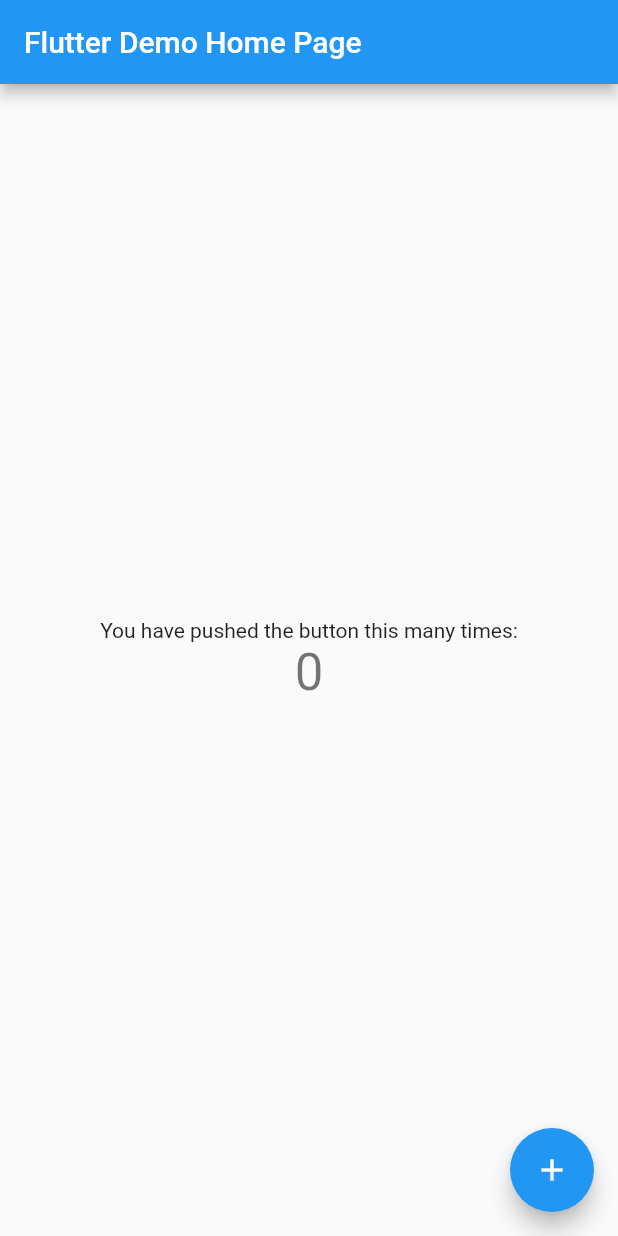
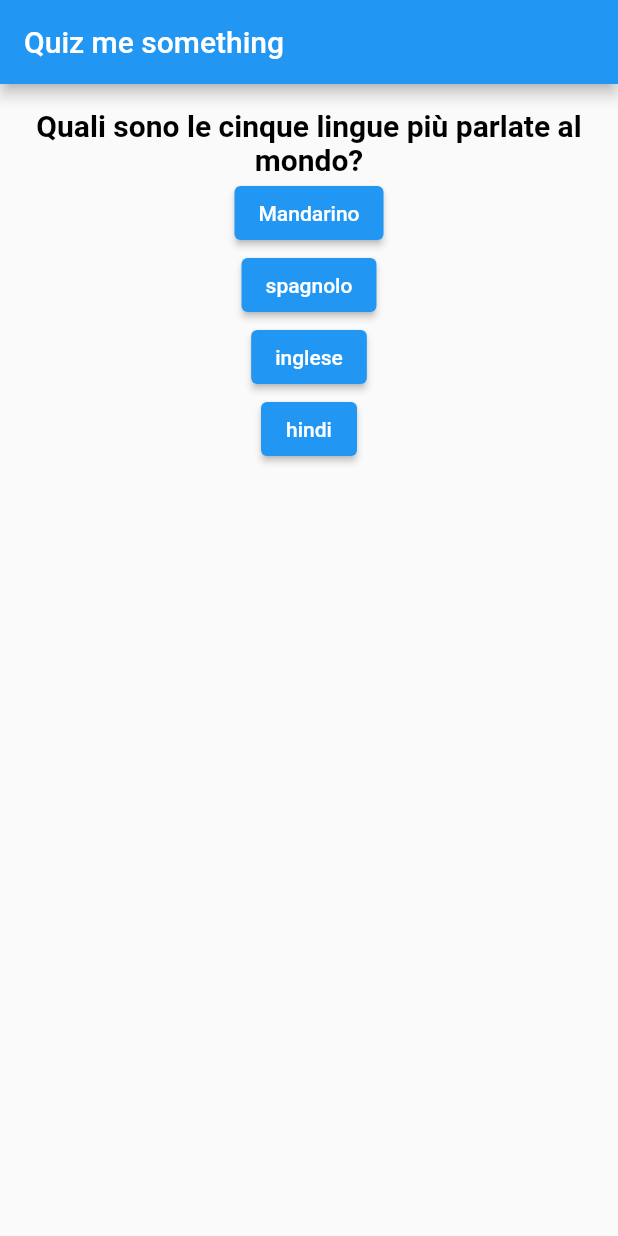
Before and after one commit to francemazzi/quiz, a Flutter app: the screen it shows after launch, on a phone screen of 412 x 824 dp. Run offline on Flutter 3.47's test engine with Material 2 defaults, Android fonts, the phone set to English and light mode, and no system bars.

Commit message:
feat: init quiz

```diff
--- a/lib/main.dart
+++ b/lib/main.dart
@@ -1,4 +1,5 @@
 import 'package:flutter/material.dart';
+import 'package:quiz/question_list.dart';
 
 void main() {
   runApp(const MyApp());
@@ -11,7 +12,7 @@ class MyApp extends StatelessWidget {
   @override
   Widget build(BuildContext context) {
     return MaterialApp(
-      title: 'Flutter Demo',
+      title: 'Squizzami',
       theme: ThemeData(
         // This is the theme of your application.
         //
@@ -24,22 +25,13 @@ class MyApp extends StatelessWidget {
         // is not restarted.
         primarySwatch: Colors.blue,
       ),
-      home: const MyHomePage(title: 'Flutter Demo Home Page'),
+      home: const MyHomePage(title: 'Quiz me something'),
     );
   }
 }
 
 class MyHomePage extends StatefulWidget {
   const MyHomePage({super.key, required this.title});
-
-  // This widget is the home page of your application. It is stateful, meaning
-  // that it has a State object (defined below) that contains fields that affect
-  // how it looks.
-
-  // This class is the configuration for the state. It holds the values (in this
-  // case the title) provided by the parent (in this case the App widget) and
-  // used by the build method of the State. Fields in a Widget subclass are
-  // always marked "final".
 
   final String title;
 
@@ -52,64 +44,81 @@ class _MyHomePageState extends State<MyHomePage> {
 
   void _incrementCounter() {
     setState(() {
-      // This call to setState tells the Flutter framework that something has
-      // changed in this State, which causes it to rerun the build method below
-      // so that the display can reflect the updated values. If we changed
-      // _counter without calling setState(), then the build method would not be
-      // called again, and so nothing would appear to happen.
       _counter++;
+    });
+  }
+
+  var isAnswerGivenCorrect = null;
+
+  void clickButton(int index) {
+    print(questions[0].answerIndex == index ? "SI" : "NO");
+    setState(() {
+      isAnswerGivenCorrect = questions[0].answerIndex == index;
+    });
+  }
+
+  void quizReset() {
+    setState(() {
+      isAnswerGivenCorrect = null;
     });
   }
 
   @override
   Widget build(BuildContext context) {
-    // This method is rerun every time setState is called, for instance as done
-    // by the _incrementCounter method above.
-    //
-    // The Flutter framework has been optimized to make rerunning build methods
-    // fast, so that you can just rebuild anything that needs updating rather
-    // than having to individually change instances of widgets.
     return Scaffold(
       appBar: AppBar(
-        // Here we take the value from the MyHomePage object that was created by
-        // the App.build method, and use it to set our appbar title.
         title: Text(widget.title),
       ),
-      body: Center(
-        // Center is a layout widget. It takes a single child and positions it
-        // in the middle of the parent.
-        child: Column(
-          // Column is also a layout widget. It takes a list of children and
-          // arranges them vertically. By default, it sizes itself to fit its
-          // children horizontally, and tries to be as tall as its parent.
-          //
-          // Invoke "debug painting" (press "p" in the console, choose the
-          // "Toggle Debug Paint" action from the Flutter Inspector in Android
-          // Studio, or the "Toggle Debug Paint" command in Visual Studio Code)
-          // to see the wireframe for each widget.
-          //
-          // Column has various properties to control how it sizes itself and
-          // how it positions its children. Here we use mainAxisAlignment to
-          // center the children vertically; the main axis here is the vertical
-          // axis because Columns are vertical (the cross axis would be
-          // horizontal).
-          mainAxisAlignment: MainAxisAlignment.center,
-          children: <Widget>[
-            const Text(
-              'You have pushed the button this many times:',
-            ),
-            Text(
-              '$_counter',
-              style: Theme.of(context).textTheme.headlineMedium,
-            ),
-          ],
-        ),
+      body: Container(
+        padding: const EdgeInsets.all(16.0),
+        child: isAnswerGivenCorrect == null
+            ? Column(
+                children: [
+                  Text(
+                    questions[0].question.toString(),
+                    textAlign: TextAlign.center,
+                    style: TextStyle(
+                      color: Colors.black,
+                      fontSize: 20,
+                      fontWeight: FontWeight.bold,
+                    ),
+                  ),
+                  ElevatedButton(
+                    onPressed: () {
+                      clickButton(0);
+                    },
+                    child: Text(questions[0].answer[0].toString()),
+                  ),
+                  ElevatedButton(
+                    onPressed: () => {clickButton(1)},
+                    child: Text(questions[0].answer[1].toString()),
+                  ),
+                  ElevatedButton(
+                    onPressed: () => {clickButton(2)},
+                    child: Text(questions[0].answer[2].toString()),
+                  ),
+                  ElevatedButton(
+                    onPressed: () {
+                      clickButton(3);
+                    },
+                    child: Text(questions[0].answer[3].toString()),
+                  ),
+                ],
+              )
+            : Container(
+                child: Column(
+                  children: [
+                    Text(
+                        "La risposta data è $isAnswerGivenCorrect , è ${isAnswerGivenCorrect ? "corretta" : "sbagliata"}"),
+                    ElevatedButton(
+                        onPressed: () {
+                          quizReset();
+                        },
+                        child: Text("Resetta il quiz"))
+                  ],
+                ),
+              ),
       ),
-      floatingActionButton: FloatingActionButton(
-        onPressed: _incrementCounter,
-        tooltip: 'Increment',
-        child: const Icon(Icons.add),
-      ), // This trailing comma makes auto-formatting nicer for build methods.
     );
   }
 }
--- /dev/null
+++ b/lib/question.dart
@@ -0,0 +1,7 @@
+class Question {
+  final question;
+  final answerIndex;
+  final answer;
+
+  Question({this.question, this.answerIndex, this.answer});
+}
--- /dev/null
+++ b/lib/question_list.dart
@@ -0,0 +1,80 @@
+import 'package:quiz/question.dart';
+
+final questions = [
+  Question(
+    question: "Quali sono le cinque lingue più parlate al mondo?",
+    answerIndex: 1,
+    answer: ["Mandarino", "spagnolo", "inglese", "hindi", "arabo"],
+  ),
+  Question(
+    question:
+        "Quali sono i paesi con la maggior percentuale di popolazione vaccinata contro il COVID-19?",
+    answerIndex: 3,
+    answer: [
+      "Israele",
+      "Emirati Arabi Uniti",
+      "Regno Unito",
+      "Cina",
+      "Stati Uniti"
+    ],
+  ),
+  Question(
+    question: "Quali sono le tappe del Tour de France 2023?",
+    answerIndex: 0,
+    answer: ["Brest", "Lorient", "Nantes", "La Rochelle", "Bordeaux"],
+  ),
+  Question(
+    question: "Quanti grammi di zucchero ci sono in una lattina di Coca-Cola?",
+    answerIndex: 2,
+    answer: ["35 grammi"],
+  ),
+  Question(
+    question: "Quali sono le sette meraviglie del mondo antico?",
+    answerIndex: 3,
+    answer: [
+      "Piramide di Giza",
+      "Giardini pensili di Babilonia",
+      "Statua di Zeus a Olimpia",
+      "Tempio di Artemide a Efeso",
+      "Mausoleo di Alicarnasso",
+      "Colosso di Rodi",
+      "Faro di Alessandria",
+    ],
+  ),
+  Question(
+    question: "Quando è stato fondato Facebook?",
+    answerIndex: 1,
+    answer: ["2004"],
+  ),
+  Question(
+    question: "Quali sono le tappe del campionato di Formula 1 2023?",
+    answerIndex: 2,
+    answer: [
+      "Australia",
+      "Bahrein",
+      "Cina",
+      "Paesi Bassi",
+      "Spagna",
+      "Monaco",
+      "Azerbaijan",
+    ],
+  ),
+  Question(
+    question: "Chi ha vinto il premio Oscar per il miglior attore nel 2022?",
+    answerIndex: 0,
+    answer: ["Will Smith"],
+  ),
+  Question(
+    question: "Quali sono le dimensioni del campo di calcio?",
+    answerIndex: 3,
+    answer: [
+      "100-110 metri di lunghezza",
+      "64-75 metri di larghezza",
+    ],
+  ),
+  Question(
+    question: "Quanti elementi chimici sono presenti nella tavola periodica?",
+    answerIndex: 1,
+    answer: ["118"],
+  ),
+];
```
